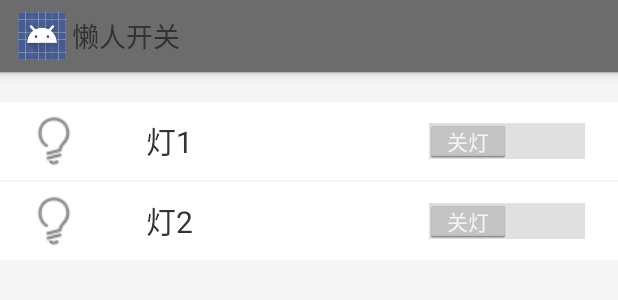
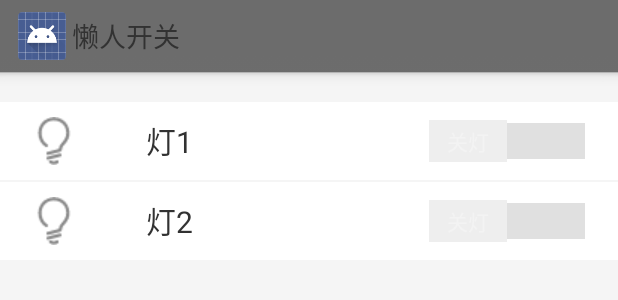
Before and after one commit to minmin1123/Lazyer0, an Android app: the layout activity_gos_device_control.xml on its own in the app's theme, with its tools: preview values and no code run, on a phone screen of 412 x 824 dp. Shown: the top 300 px of the screen. Run offline under Robolectric (Android 15) with nearby library versions, the phone set to English and light mode, and no system bars.

Commit message:
change switch color

```diff
--- a/app/src/main/java/com/gizwits/opensource/appkit/DeviceModule/GosDeviceListActivity.java
+++ b/app/src/main/java/com/gizwits/opensource/appkit/DeviceModule/GosDeviceListActivity.java
@@ -506,7 +506,6 @@ public class GosDeviceListActivity extends GosDeviceModuleBaseActivity implement
 			GosDeviceModuleBaseActivity.deviceslist.add(gizWifiDevice);
 		}
 		handler.sendEmptyMessage(UPDATALIST);
-
 	}
 
 	protected void didUserLogin(GizWifiErrorCode result, java.lang.String uid, java.lang.String token) {
--- /dev/null
+++ b/app/src/main/res/drawable/gray_off.xml
@@ -0,0 +1,9 @@
+<?xml version="1.0" encoding="utf-8"?>
+<shape xmlns:android="http://schemas.android.com/apk/res/android">
+
+    <!-- 变化率 -->
+    <gradient
+        android:endColor="#eeeeee"
+        android:startColor="#eeeeee" />
+
+</shape>
--- /dev/null
+++ b/app/src/main/res/drawable/switch_color.xml
@@ -0,0 +1,7 @@
+<?xml version="1.0" encoding="utf-8"?>
+<selector xmlns:android="http://schemas.android.com/apk/res/android">
+
+    <item android:state_checked="false"  android:drawable="@drawable/gray_off" />
+    <item android:state_checked="true"  android:drawable="@drawable/yellow_on" />
+
+</selector>
--- /dev/null
+++ b/app/src/main/res/drawable/yellow_on.xml
@@ -0,0 +1,9 @@
+<?xml version="1.0" encoding="utf-8"?>
+<shape xmlns:android="http://schemas.android.com/apk/res/android">
+
+    <!-- 变化率 -->
+    <gradient
+        android:endColor="#e7e73e"
+        android:startColor="#e7e73e" />
+
+</shape>
--- a/app/src/main/res/layout/activity_gos_device_control.xml
+++ b/app/src/main/res/layout/activity_gos_device_control.xml
@@ -6,7 +6,7 @@
     android:fadingEdge="vertical"
     android:paddingBottom="10dp"
     android:paddingTop="20dp"
-    android:scrollbars="vertical" >
+    android:scrollbars="vertical">
 
     <LinearLayout
         android:layout_width="match_parent"
@@ -48,6 +48,7 @@
 					android:layout_centerVertical="true"
 					android:textOff="关灯"
 					android:textOn="开灯"
+					android:thumb="@drawable/switch_color"
 					android:layout_marginRight="10dp"/>
 
 		</RelativeLayout>
@@ -91,6 +92,7 @@
 					android:layout_centerVertical="true"
 					android:textOff="关灯"
 					android:textOn="开灯"
+					android:thumb="@drawable/switch_color"
 					android:layout_marginRight="10dp"/>
 
 		</RelativeLayout>
```
